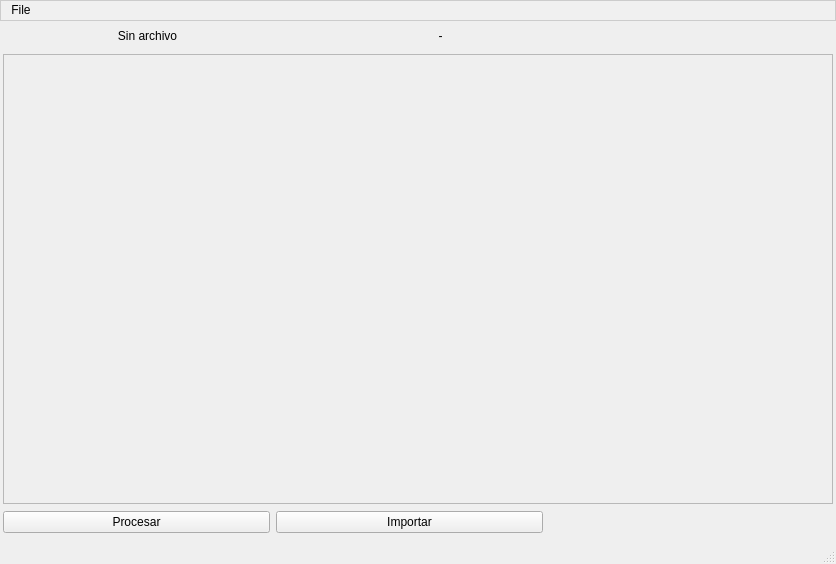
This is temi.ui in brianmatute011/temi-scrapping as Qt 5 draws it before an edit. The edited form follows.
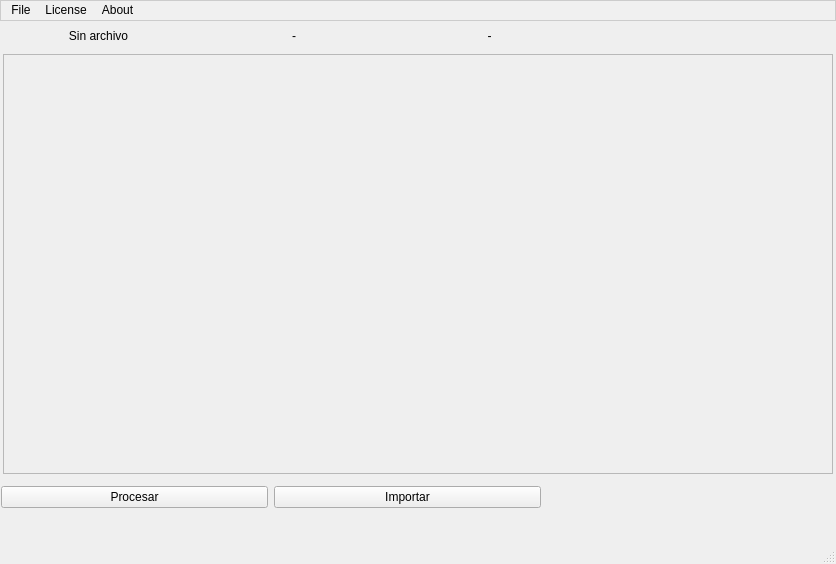
This is the edited form.

```diff
--- a/temi.ui
+++ b/temi.ui
@@ -38,7 +38,7 @@
       <x>3</x>
       <y>33</y>
       <width>830</width>
-      <height>450</height>
+      <height>420</height>
      </rect>
     </property>
     <layout class="QHBoxLayout" name="horizontalLayout">
@@ -53,7 +53,7 @@
           <x>0</x>
           <y>0</y>
           <width>826</width>
-          <height>446</height>
+          <height>416</height>
          </rect>
         </property>
        </widget>
@@ -64,8 +64,8 @@
    <widget class="QWidget" name="horizontalLayoutWidget_2">
     <property name="geometry">
      <rect>
-      <x>3</x>
-      <y>486</y>
+      <x>1</x>
+      <y>461</y>
       <width>540</width>
       <height>30</height>
      </rect>
@@ -120,6 +120,16 @@
        </property>
       </widget>
      </item>
+     <item>
+      <widget class="QLabel" name="label_3">
+       <property name="text">
+        <string>-</string>
+       </property>
+       <property name="alignment">
+        <set>Qt::AlignCenter</set>
+       </property>
+      </widget>
+     </item>
     </layout>
    </widget>
   </widget>
@@ -139,7 +149,22 @@
     </property>
     <addaction name="actionOpen_file"/>
    </widget>
+   <widget class="QMenu" name="menuLicense">
+    <property name="title">
+     <string>License</string>
+    </property>
+    <addaction name="actionPurchase"/>
+    <addaction name="actionSet_License"/>
+   </widget>
+   <widget class="QMenu" name="menuAbout">
+    <property name="title">
+     <string>About</string>
+    </property>
+    <addaction name="actionTemi_Scrapper"/>
+   </widget>
    <addaction name="menufile"/>
+   <addaction name="menuLicense"/>
+   <addaction name="menuAbout"/>
   </widget>
   <action name="actionOpen_file">
    <property name="text">
```
Left out of the diff: 17 changed lines with no effect on the pictures.
